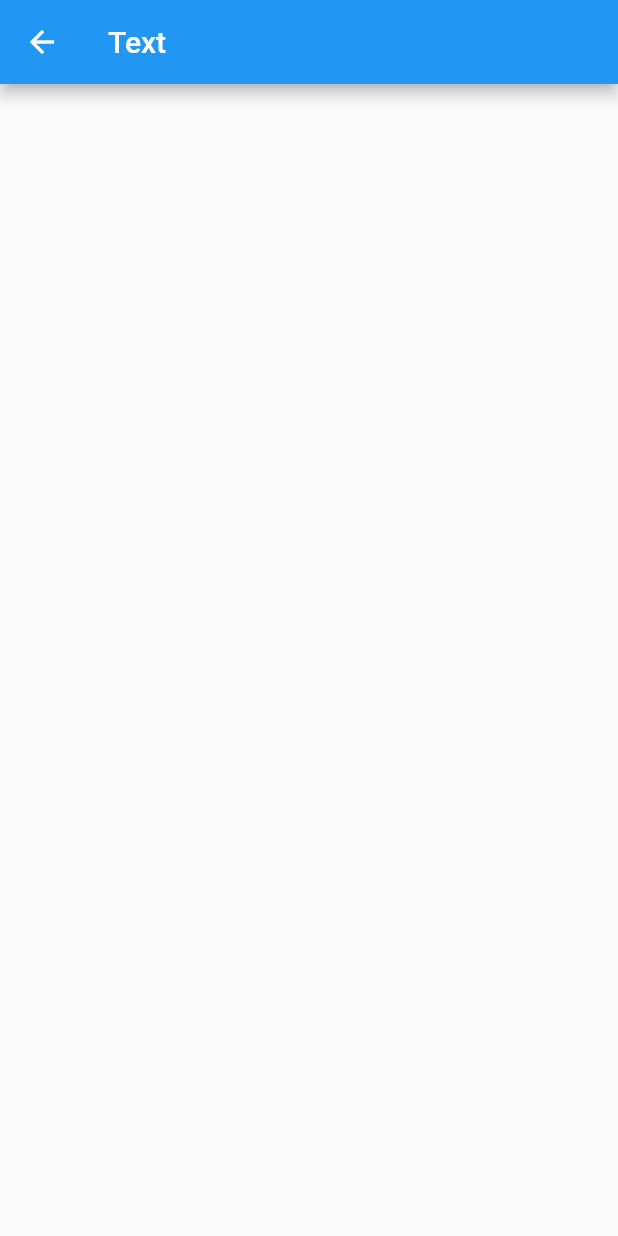
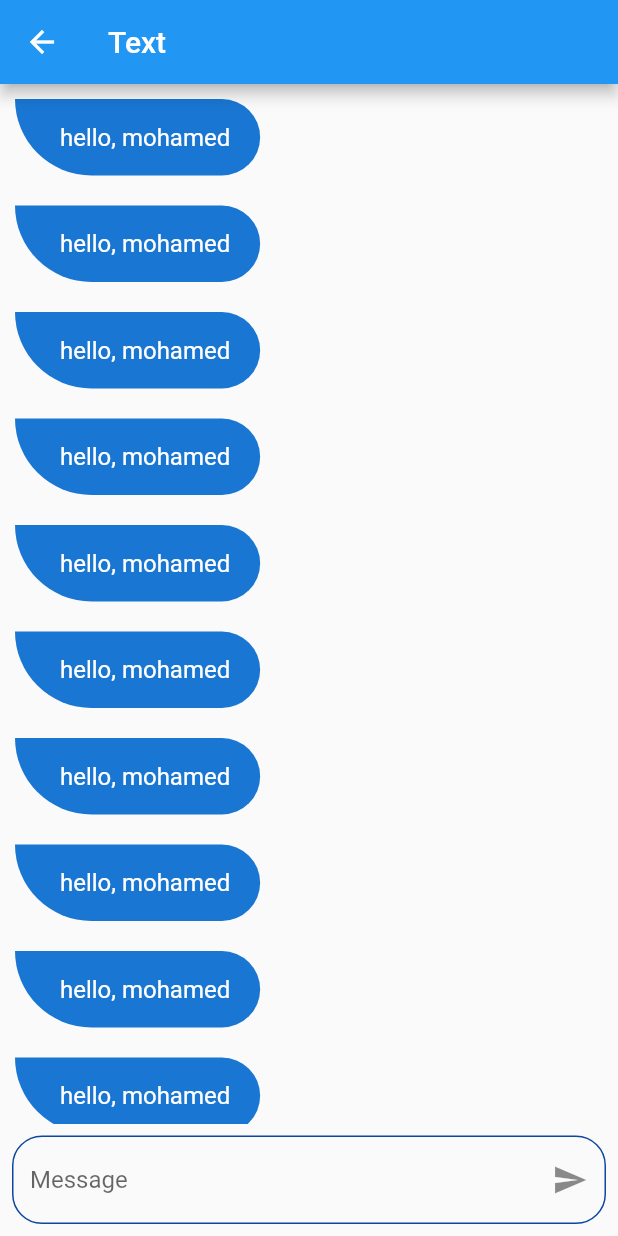
Before and after one commit to elbahy/msg_me_app, a Flutter app: the ChatScreen screen opened by its route, on a phone screen of 412 x 824 dp. Run offline on Flutter 3.47's test engine with Material 2 defaults, Android fonts, the phone set to English and light mode, and no system bars; our stand-ins replace cloud_firestore, firebase_auth, firebase_core, modal_progress_hud_nsn; accounts and stored records are empty.

Commit message:
build chat screen, and add the firestore

```diff
--- a/lib/screens/chat.dart
+++ b/lib/screens/chat.dart
@@ -1,13 +1,54 @@
+import 'package:cloud_firestore/cloud_firestore.dart';
 import 'package:flutter/material.dart';
+import 'package:msg_me_app/consts.dart';
+
+import '../widgets/chat_bubble.dart';
 
 class ChatScreen extends StatelessWidget {
-  const ChatScreen({super.key});
+  ChatScreen({super.key});
 
   static String id = 'ChaTScreen';
+  TextEditingController controller = TextEditingController();
+  CollectionReference message =
+      FirebaseFirestore.instance.collection('messages');
   @override
   Widget build(BuildContext context) {
     return Scaffold(
       appBar: AppBar(title: const Text('Text')),
+      body: Column(
+        children: [
+          Expanded(
+            child: ListView.builder(
+              itemBuilder: (context, index) => ChatBubble(),
+              itemCount: 12,
+            ),
+          ),
+          Padding(
+            padding: const EdgeInsets.all(8.0),
+            child: TextField(
+              controller: controller,
+              onSubmitted: (data) {
+                message.add({'message': data});
+                controller.clear();
+              },
+              decoration: InputDecoration(
+                hintText: 'Message',
+                suffixIcon: Icon(
+                  Icons.send,
+                ),
+                enabledBorder: OutlineInputBorder(
+                  borderSide: BorderSide(color: primaryColor),
+                  borderRadius: BorderRadius.circular(20),
+                ),
+                focusedBorder: OutlineInputBorder(
+                  borderSide: BorderSide(color: primaryColor),
+                  borderRadius: BorderRadius.circular(20),
+                ),
+              ),
+            ),
+          ),
+        ],
+      ),
     );
   }
 }
--- a/lib/screens/login_screen.dart
+++ b/lib/screens/login_screen.dart
@@ -33,22 +33,16 @@ class _LoginScreenState extends State<LoginScreen> {
             child: ListView(
                 padding: const EdgeInsets.symmetric(horizontal: 18),
                 children: [
-                  Image.asset(
-                    'assets/images/login.png',
-                    height: 200,
-                  ),
-                  const Text(
-                    'Login',
-                    textAlign: TextAlign.center,
-                    style: TextStyle(
-                      color: Colors.white,
-                      fontSize: 40,
-                      fontFamily: 'Bebas',
-                    ),
-                  ),
-                  const SizedBox(
-                    height: 50,
-                  ),
+                  const SizedBox(height: 10),
+                  Image.asset('assets/images/logo3.png', height: 200),
+                  const SizedBox(height: 10),
+                  const Text('Login',
+                      textAlign: TextAlign.center,
+                      style: TextStyle(
+                          color: Colors.white,
+                          fontSize: 40,
+                          fontFamily: 'Bebas')),
+                  const SizedBox(height: 50),
                   CustomFormTextField(
                       text: 'E-mail',
                       onChanged: (data) {
--- /dev/null
+++ b/lib/widgets/chat_bubble.dart
@@ -0,0 +1,30 @@
+import 'package:flutter/material.dart';
+
+class ChatBubble extends StatelessWidget {
+  const ChatBubble({
+    Key? key,
+  }) : super(key: key);
+
+  @override
+  Widget build(BuildContext context) {
+    return Align(
+      alignment: Alignment.centerLeft,
+      child: Container(
+        child: Text(
+          'hello, mohamed ',
+          style: TextStyle(color: Colors.white, fontSize: 16),
+        ),
+        margin: EdgeInsets.all(10),
+        padding: EdgeInsets.only(left: 30, top: 16, bottom: 16, right: 16),
+        decoration: BoxDecoration(
+          borderRadius: BorderRadius.only(
+            bottomLeft: Radius.circular(100),
+            bottomRight: Radius.circular(50),
+            topRight: Radius.circular(50),
+          ),
+          color: Colors.blue[700],
+        ),
+      ),
+    );
+  }
+}
--- a/pubspec.yaml
+++ b/pubspec.yaml
@@ -41,6 +41,7 @@ dependencies:
   firebase_core: ^2.5.0
   firebase_auth: ^4.2.6
   modal_progress_hud_nsn: ^0.3.0
+  cloud_firestore: ^4.4.2
 
 
 dev_dependencies:
```
Also changed, not shown: assets/images/logo.png (added), assets/images/logo2.png (added), assets/images/logo3.png (added), pubspec.lock, 41 other files.
